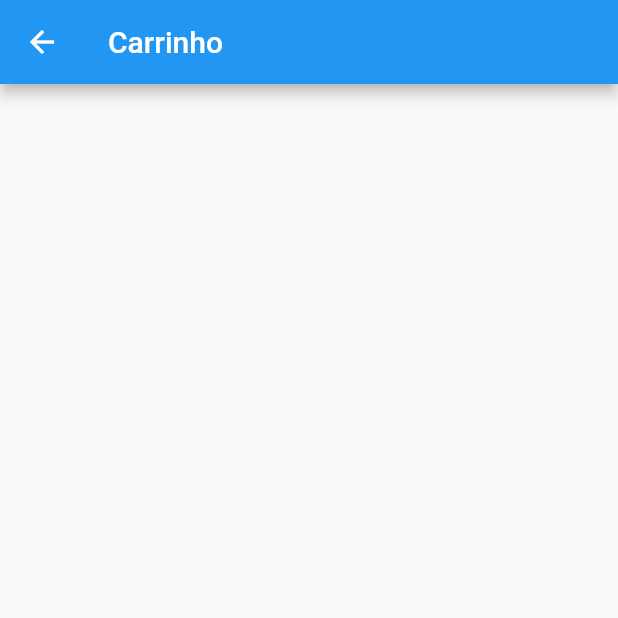
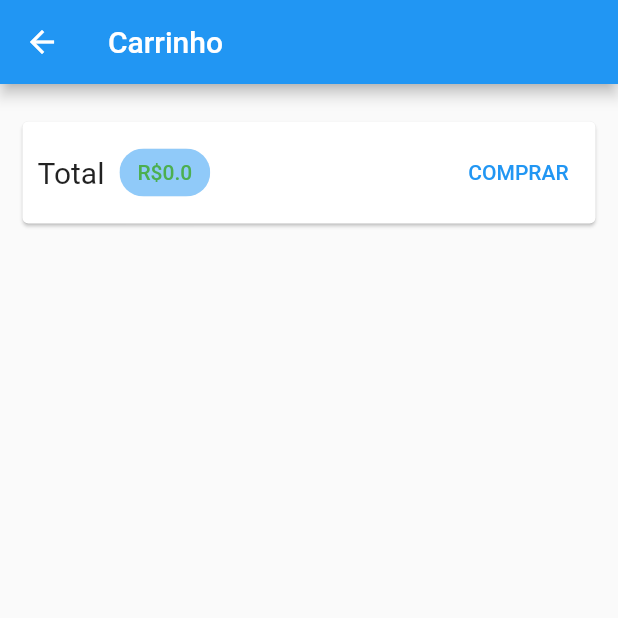
Before and after one commit to RafaelFiorotto/provider_course, a Flutter app: the CartPage screen opened by its route, on a phone screen of 412 x 824 dp, the top half of it. Run offline on Flutter 3.47's test engine with Material 2 defaults, Android fonts, the phone set to English and light mode, and no system bars; network calls fail.

Commit message:
add cart Page

```diff
--- a/lib/views/cart/cart_page.dart
+++ b/lib/views/cart/cart_page.dart
@@ -1,14 +1,59 @@
 import 'package:flutter/material.dart';
+import 'package:provider/provider.dart';
+import 'package:provider_course/components/cart_item_widget.dart';
+import 'package:provider_course/models/cart.dart';
 
 class CartPage extends StatelessWidget {
   const CartPage({Key? key}) : super(key: key);
 
   @override
   Widget build(BuildContext context) {
+    final Cart cart = Provider.of(context);
+    final items = cart.items.values.toList();
     return Scaffold(
       appBar: AppBar(
         title: const Text('Carrinho'),
       ),
+      body: Column(
+        children: [
+          Card(
+            margin: const EdgeInsets.symmetric(horizontal: 15, vertical: 25),
+            child: Padding(
+              padding: const EdgeInsets.all(10.0),
+              child: Row(
+                mainAxisAlignment: MainAxisAlignment.spaceBetween,
+                children: [
+                  const Text(
+                    'Total',
+                    style: TextStyle(fontSize: 20),
+                  ),
+                  const SizedBox(
+                    width: 10,
+                  ),
+                  Chip(
+                    backgroundColor: Colors.blue.shade200,
+                    label: Text(
+                      'R\$${cart.totalAmount}',
+                      style: const TextStyle(color: Colors.green),
+                    ),
+                  ),
+                  const Spacer(),
+                  TextButton(
+                    onPressed: () {},
+                    child: const Text('COMPRAR'),
+                  ),
+                ],
+              ),
+            ),
+          ),
+          Expanded(
+              child: ListView.builder(
+            itemCount: items.length,
+            itemBuilder: (context, index) =>
+                CartItemWidget(cartItem: items[index]),
+          ))
+        ],
+      ),
     );
   }
 }
```
Also changed, not shown: lib/components/cart_item_widget.dart (added, +31 -0 lines).
